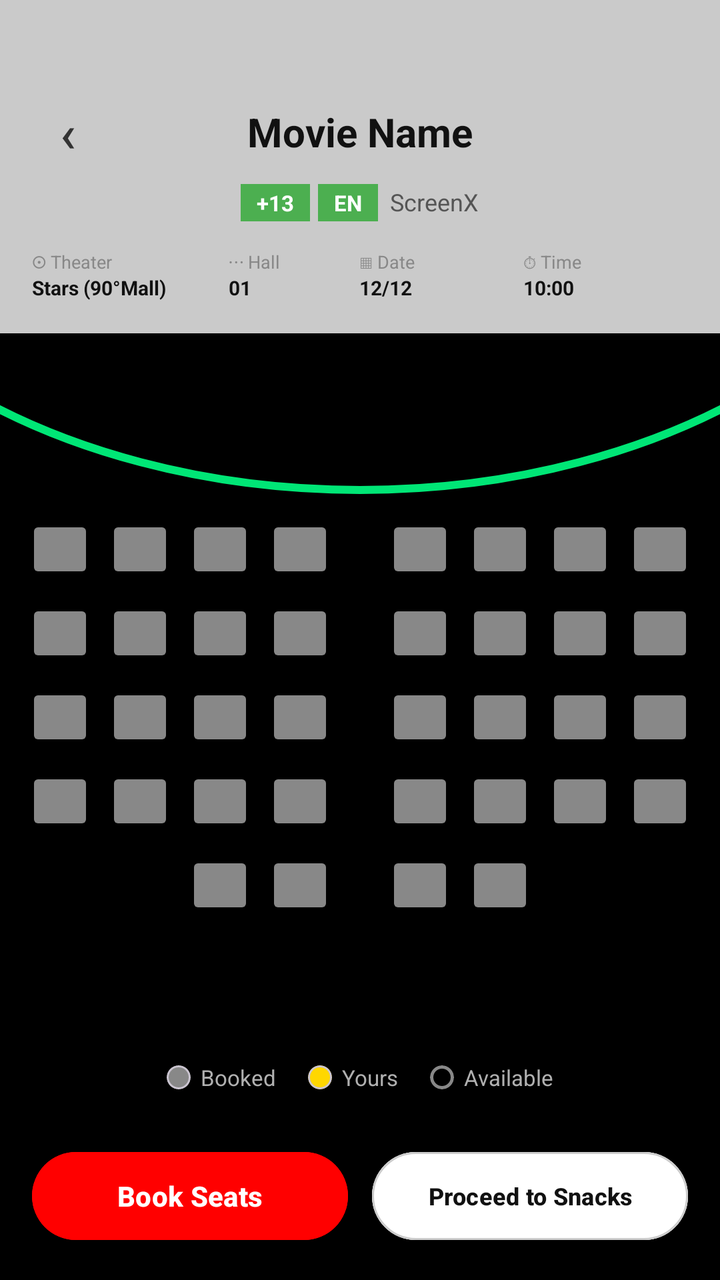
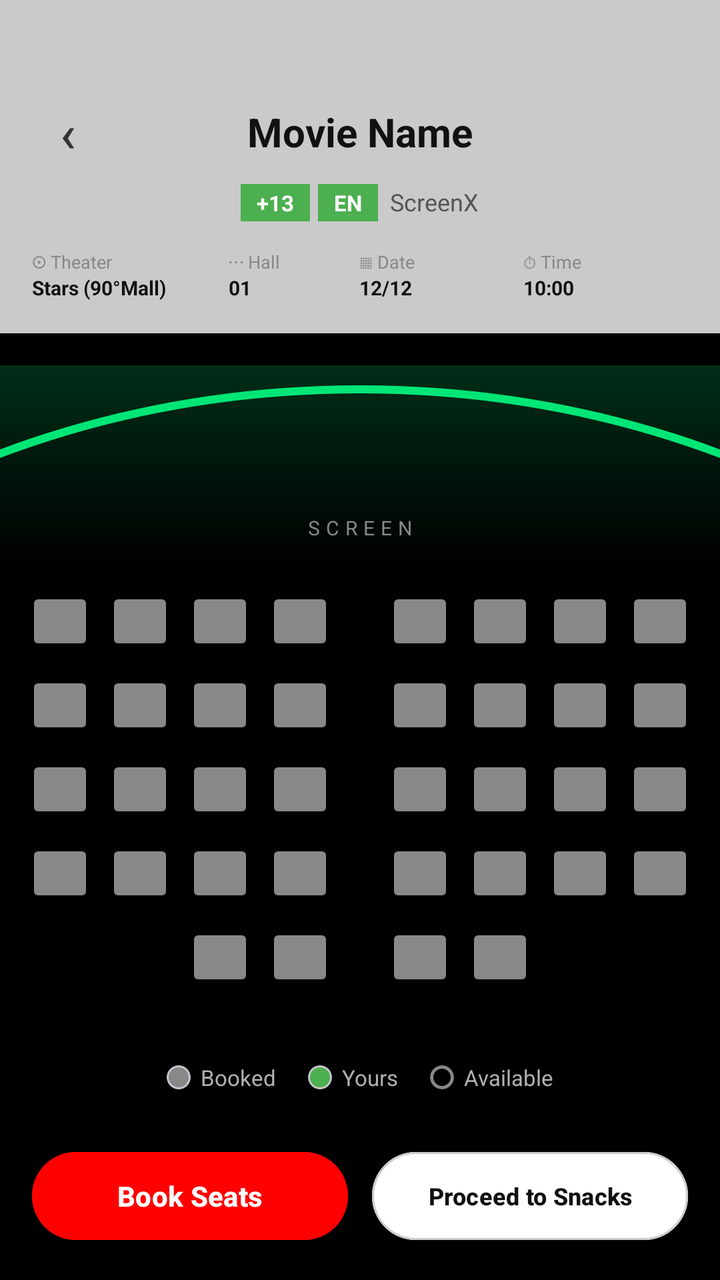

Two renders of the same Android screen: before a commit and after it. Below are the layout's source before the change and the commit's diff.
<!-- AndroidManifest.xml: activity theme Theme.CineFAST -->
<!-- res/layout/activity_seat_selection.xml -->
<?xml version="1.0" encoding="utf-8"?>
<LinearLayout xmlns:android="http://schemas.android.com/apk/res/android"
    xmlns:app="http://schemas.android.com/apk/res-auto"
    android:layout_width="match_parent"
    android:layout_height="match_parent"
    android:background="@color/bg_dark"
    android:clipChildren="false"
    android:orientation="vertical">

    
    <LinearLayout
        android:layout_width="match_parent"
        android:layout_height="wrap_content"
        android:background="#CACACA"
        android:orientation="vertical"
        android:paddingTop="48dp"
        android:paddingBottom="16dp"
        android:paddingHorizontal="16dp">

        
        <RelativeLayout
            android:layout_width="match_parent"
            android:layout_height="wrap_content">

            <Button
                android:id="@+id/btnBack"
                android:layout_width="36dp"
                android:layout_height="36dp"
                android:background="@android:color/transparent"
                android:text="‹"
                android:textColor="#333333"
                android:textSize="26sp"
                android:padding="0dp"
                android:insetTop="0dp"
                android:insetBottom="0dp"
                android:insetLeft="0dp"
                android:insetRight="0dp"
                android:layout_centerVertical="true" />

            <TextView
                android:id="@+id/tvMovieName"
                android:layout_width="wrap_content"
                android:layout_height="wrap_content"
                android:layout_centerInParent="true"
                android:text="Movie Name"
                android:textColor="#111111"
                android:textSize="20sp"
                android:textStyle="bold" />
        </RelativeLayout>

        
        <LinearLayout
            android:layout_width="wrap_content"
            android:layout_height="wrap_content"
            android:layout_gravity="center"
            android:orientation="horizontal"
            android:layout_marginTop="8dp">

            <TextView
                android:id="@+id/tvAge"
                android:layout_width="wrap_content"
                android:layout_height="wrap_content"
                android:background="@color/screen_arc"
                android:paddingHorizontal="8dp"
                android:paddingVertical="2dp"
                android:text="+13"
                android:textColor="@color/text_white"
                android:textSize="11sp"
                android:textStyle="bold"
                android:layout_marginEnd="4dp" />

            <TextView
                android:layout_width="wrap_content"
                android:layout_height="wrap_content"
                android:background="@color/screen_arc"
                android:paddingHorizontal="8dp"
                android:paddingVertical="2dp"
                android:text="EN"
                android:textColor="@color/text_white"
                android:textSize="11sp"
                android:textStyle="bold"
                android:layout_marginEnd="6dp" />

            <TextView
                android:layout_width="wrap_content"
                android:layout_height="wrap_content"
                android:text="ScreenX"
                android:textColor="#555555"
                android:textSize="12sp" />
        </LinearLayout>

        
        <LinearLayout
            android:layout_width="match_parent"
            android:layout_height="wrap_content"
            android:orientation="horizontal"
            android:layout_marginTop="14dp"
            android:weightSum="4">

            
            <LinearLayout
                android:layout_width="0dp"
                android:layout_height="wrap_content"
                android:layout_weight="1.2"
                android:orientation="vertical"
                android:gravity="start">
                <TextView
                    android:text="⊙ Theater"
                    android:textColor="#888888"
                    android:textSize="9sp"
                    android:layout_width="wrap_content"
                    android:layout_height="wrap_content" />
                <TextView
                    android:id="@+id/tvMovieDetails"
                    android:text="Stars (90°Mall)"
                    android:textColor="#111111"
                    android:textStyle="bold"
                    android:textSize="10sp"
                    android:layout_width="wrap_content"
                    android:layout_height="wrap_content" />
            </LinearLayout>

            
            <LinearLayout
                android:layout_width="0dp"
                android:layout_height="wrap_content"
                android:layout_weight="0.8"
                android:orientation="vertical"
                android:gravity="start">
                <TextView
                    android:text="⋯ Hall"
                    android:textColor="#888888"
                    android:textSize="9sp"
                    android:layout_width="wrap_content"
                    android:layout_height="wrap_content" />
                <TextView
                    android:id="@+id/tvHallNumber"
                    android:text="01"
                    android:textColor="#111111"
                    android:textStyle="bold"
                    android:textSize="10sp"
                    android:layout_width="wrap_content"
                    android:layout_height="wrap_content" />
            </LinearLayout>

            
            <LinearLayout
                android:layout_width="0dp"
                android:layout_height="wrap_content"
                android:layout_weight="1"
                android:orientation="vertical"
                android:gravity="start">
                <TextView
                    android:text="▦ Date"
                    android:textColor="#888888"
                    android:textSize="9sp"
                    android:layout_width="wrap_content"
                    android:layout_height="wrap_content" />
                <TextView
                    android:id="@+id/tvDate"
                    android:text="12/12"
                    android:textColor="#111111"
                    android:textStyle="bold"
                    android:textSize="10sp"
                    android:layout_width="wrap_content"
                    android:layout_height="wrap_content" />
            </LinearLayout>

            
            <LinearLayout
                android:layout_width="0dp"
                android:layout_height="wrap_content"
                android:layout_weight="1"
                android:orientation="vertical"
                android:gravity="start">
                <TextView
                    android:text="⏱ Time"
                    android:textColor="#888888"
                    android:textSize="9sp"
                    android:layout_width="wrap_content"
                    android:layout_height="wrap_content" />
                <TextView
                    android:id="@+id/tvTime"
                    android:text="10:00"
                    android:textColor="#111111"
                    android:textStyle="bold"
                    android:textSize="10sp"
                    android:layout_width="wrap_content"
                    android:layout_height="wrap_content" />
            </LinearLayout>

        </LinearLayout>
    </LinearLayout>


    
    <LinearLayout
        android:layout_width="match_parent"
        android:layout_height="80dp"
        android:background="@color/bg_dark"
        android:clipChildren="true"
        android:clipToPadding="true"
        android:orientation="vertical">

        
        <View
            android:layout_width="600dp"
            android:layout_height="400dp"
            android:layout_gravity="center_horizontal"
            android:layout_marginTop="-320dp"
            android:layout_marginStart="-120dp"
            android:layout_marginEnd="-120dp"
            android:background="@drawable/screen_arc" />
    </LinearLayout>


    
    <ScrollView
        android:layout_width="match_parent"
        android:layout_height="0dp"
        android:layout_weight="1"
        android:overScrollMode="never">

        <LinearLayout
            android:layout_width="match_parent"
            android:layout_height="wrap_content"
            android:gravity="center"
            android:orientation="vertical"
            android:paddingHorizontal="8dp"
            android:paddingTop="8dp"
            android:paddingBottom="8dp">

            
            <LinearLayout android:layout_width="wrap_content" android:layout_height="wrap_content" android:orientation="horizontal" android:layout_marginBottom="2dp">
                <Button android:id="@+id/btnSeat1"  style="@style/SeatButtonStyle" />
                <Button android:id="@+id/btnSeat2"  style="@style/SeatButtonStyle" />
                <Button android:id="@+id/btnSeat3"  style="@style/SeatButtonStyle" />
                <Button android:id="@+id/btnSeat4"  style="@style/SeatButtonStyle" />
                <View android:layout_width="20dp" android:layout_height="34dp" />
                <Button android:id="@+id/btnSeat5"  style="@style/SeatButtonStyle" />
                <Button android:id="@+id/btnSeat6"  style="@style/SeatButtonStyle" />
                <Button android:id="@+id/btnSeat7"  style="@style/SeatButtonStyle" />
                <Button android:id="@+id/btnSeat8"  style="@style/SeatButtonStyle" />
            </LinearLayout>

            
            <LinearLayout android:layout_width="wrap_content" android:layout_height="wrap_content" android:orientation="horizontal" android:layout_marginBottom="2dp">
                <Button android:id="@+id/btnSeat9"  style="@style/SeatButtonStyle" />
                <Button android:id="@+id/btnSeat10" style="@style/SeatButtonStyle" />
                <Button android:id="@+id/btnSeat11" style="@style/SeatButtonStyle" />
                <Button android:id="@+id/btnSeat12" style="@style/SeatButtonStyle" />
                <View android:layout_width="20dp" android:layout_height="34dp" />
                <Button android:id="@+id/btnSeat13" style="@style/SeatButtonStyle" />
                <Button android:id="@+id/btnSeat14" style="@style/SeatButtonStyle" />
                <Button android:id="@+id/btnSeat15" style="@style/SeatButtonStyle" />
                <Button android:id="@+id/btnSeat16" style="@style/SeatButtonStyle" />
            </LinearLayout>

            
            <LinearLayout android:layout_width="wrap_content" android:layout_height="wrap_content" android:orientation="horizontal" android:layout_marginBottom="2dp">
                <Button android:id="@+id/btnSeat17" style="@style/SeatButtonStyle" />
                <Button android:id="@+id/btnSeat18" style="@style/SeatButtonStyle" />
                <Button android:id="@+id/btnSeat19" style="@style/SeatButtonStyle" />
                <Button android:id="@+id/btnSeat20" style="@style/SeatButtonStyle" />
                <View android:layout_width="20dp" android:layout_height="34dp" />
                <Button android:id="@+id/btnSeat21" style="@style/SeatButtonStyle" />
                <Button android:id="@+id/btnSeat22" style="@style/SeatButtonStyle" />
                <Button android:id="@+id/btnSeat23" style="@style/SeatButtonStyle" />
                <Button android:id="@+id/btnSeat24" style="@style/SeatButtonStyle" />
            </LinearLayout>

            
            <LinearLayout android:layout_width="wrap_content" android:layout_height="wrap_content" android:orientation="horizontal" android:layout_marginBottom="2dp">
                <Button android:id="@+id/btnSeat25" style="@style/SeatButtonStyle" />
                <Button android:id="@+id/btnSeat26" style="@style/SeatButtonStyle" />
                <Button android:id="@+id/btnSeat27" style="@style/SeatButtonStyle" />
                <Button android:id="@+id/btnSeat28" style="@style/SeatButtonStyle" />
                <View android:layout_width="20dp" android:layout_height="34dp" />
                <Button android:id="@+id/btnSeat29" style="@style/SeatButtonStyle" />
                <Button android:id="@+id/btnSeat30" style="@style/SeatButtonStyle" />
                <Button android:id="@+id/btnSeat31" style="@style/SeatButtonStyle" />
                <Button android:id="@+id/btnSeat32" style="@style/SeatButtonStyle" />
            </LinearLayout>

            
            <LinearLayout android:layout_width="wrap_content" android:layout_height="wrap_content" android:orientation="horizontal" android:layout_marginBottom="2dp">
                <Button android:id="@+id/btnSeat33" style="@style/SeatButtonStyle" />
                <Button android:id="@+id/btnSeat34" style="@style/SeatButtonStyle" />
                <View android:layout_width="20dp" android:layout_height="34dp" />
                <Button android:id="@+id/btnSeat35" style="@style/SeatButtonStyle" />
                <Button android:id="@+id/btnSeat36" style="@style/SeatButtonStyle" />
            </LinearLayout>

        </LinearLayout>
    </ScrollView>

    
    <LinearLayout
        android:layout_width="match_parent"
        android:layout_height="wrap_content"
        android:gravity="center"
        android:paddingVertical="10dp"
        android:orientation="horizontal">

        
        <com.google.android.material.card.MaterialCardView
            android:layout_width="12dp"
            android:layout_height="12dp"
            app:cardBackgroundColor="@color/text_placeholder"
            app:cardCornerRadius="6dp"
            app:cardElevation="0dp"
            android:layout_marginEnd="5dp" />
        <TextView
            android:text="Booked"
            android:textColor="@color/text_muted"
            android:textSize="11sp"
            android:layout_width="wrap_content"
            android:layout_height="wrap_content"
            android:layout_marginEnd="16dp" />

        
        <com.google.android.material.card.MaterialCardView
            android:layout_width="12dp"
            android:layout_height="12dp"
            app:cardBackgroundColor="@color/legend_yours"
            app:cardCornerRadius="6dp"
            app:cardElevation="0dp"
            android:layout_marginEnd="5dp" />
        <TextView
            android:text="Yours"
            android:textColor="@color/text_muted"
            android:textSize="11sp"
            android:layout_width="wrap_content"
            android:layout_height="wrap_content"
            android:layout_marginEnd="16dp" />

        
        <com.google.android.material.card.MaterialCardView
            android:layout_width="12dp"
            android:layout_height="12dp"
            app:cardBackgroundColor="@color/bg_dark"
            app:cardCornerRadius="6dp"
            app:cardElevation="0dp"
            app:strokeColor="@color/text_placeholder"
            app:strokeWidth="1.5dp"
            android:layout_marginEnd="5dp" />
        <TextView
            android:text="Available"
            android:textColor="@color/text_muted"
            android:textSize="11sp"
            android:layout_width="wrap_content"
            android:layout_height="wrap_content" />
    </LinearLayout>

    
    <LinearLayout
        android:layout_width="match_parent"
        android:layout_height="wrap_content"
        android:background="@color/bg_dark"
        android:padding="16dp"
        android:orientation="horizontal"
        android:gravity="center_vertical">

        
        <com.google.android.material.button.MaterialButton
            android:id="@+id/btnConfirm"
            android:layout_width="0dp"
            android:layout_weight="1"
            android:layout_height="52dp"
            android:text="Book Seats"
            android:textColor="@color/text_white"
            android:textStyle="bold"
            android:textSize="14sp"
            android:textAllCaps="false"
            android:backgroundTint="@color/brand_red"
            app:cornerRadius="26dp" />

        <View android:layout_width="12dp" android:layout_height="1dp" />

        
        <com.google.android.material.button.MaterialButton
            android:id="@+id/btnProceedToSnacks"
            android:layout_width="0dp"
            android:layout_weight="1"
            android:layout_height="52dp"
            android:text="Proceed to Snacks"
            android:textColor="#111111"
            android:textStyle="bold"
            android:textSize="12sp"
            android:textAllCaps="false"
            android:backgroundTint="#FFFFFF"
            app:cornerRadius="26dp"
            app:strokeColor="#CCCCCC"
            app:strokeWidth="1dp" />

    </LinearLayout>

</LinearLayout>
<!-- resources referenced by this layout -->
<resources>
  <color name="bg_dark">#000000</color>
  <color name="brand_red">#FF0000</color>
  <color name="legend_yours">#FFD700</color>
  <color name="screen_arc">#4CAF50</color>
  <color name="text_muted">#B0B0B0</color>
  <color name="text_placeholder">#888888</color>
  <color name="text_white">#FFFFFF</color>
  <!-- drawable screen_arc (drawable) -->
  <?xml version="1.0" encoding="utf-8"?>
  <shape xmlns:android="http://schemas.android.com/apk/res/android"
      android:shape="oval">
      <stroke
          android:width="4dp"
          android:color="#00E676" />
      <solid android:color="@android:color/transparent" />
  </shape>
  <style name="SeatButtonStyle">
          <item name="android:layout_width">34dp</item>
          <item name="android:layout_height">34dp</item>
          <item name="android:layout_margin">3dp</item>
          <item name="android:backgroundTint">@color/seat_available</item>
          <item name="android:textColor">@color/text_white</item>
          <item name="android:textSize">0sp</item>
          <item name="android:insetTop">0dp</item>
          <item name="android:insetBottom">0dp</item>
          <item name="android:insetLeft">0dp</item>
          <item name="android:insetRight">0dp</item>
          <item name="android:minWidth">0dp</item>
          <item name="android:minHeight">0dp</item>
      </style>
  <style name="Theme.CineFAST" parent="Base.Theme.CineFAST" />
  <color name="seat_available">#888888</color>
  <style name="Base.Theme.CineFAST" parent="Theme.Material3.DayNight.NoActionBar">
          
          
      </style>
</resources>

<!-- the commit's change to res/layout/activity_seat_selection.xml (unified diff, before → after) -->
@@ -192,29 +192,38 @@
         </LinearLayout>
     </LinearLayout>
 
-
-    
-    <LinearLayout
-        android:layout_width="match_parent"
-        android:layout_height="80dp"
+    <FrameLayout
+        android:layout_width="match_parent"
+        android:layout_height="100dp"
+        android:layout_marginTop="16dp"
         android:background="@color/bg_dark"
         android:clipChildren="true"
-        android:clipToPadding="true"
-        android:orientation="vertical">
-
-        
+        android:clipToPadding="true">
+
         <View
-            android:layout_width="600dp"
-            android:layout_height="400dp"
+            android:layout_width="match_parent"
+            android:layout_height="100dp"
+            android:background="@drawable/screen_glow" />
+
+        <View
+            android:layout_width="800dp"
+            android:layout_height="600dp"
             android:layout_gravity="center_horizontal"
-            android:layout_marginTop="-320dp"
-            android:layout_marginStart="-120dp"
-            android:layout_marginEnd="-120dp"
+            android:layout_marginTop="10dp"
             android:background="@drawable/screen_arc" />
-    </LinearLayout>
-
-
-    
+
+        <TextView
+            android:layout_width="wrap_content"
+            android:layout_height="wrap_content"
+            android:layout_gravity="bottom|center_horizontal"
+            android:layout_marginBottom="12dp"
+            android:letterSpacing="0.3"
+            android:text="SCREEN"
+            android:textColor="@color/text_placeholder"
+            android:textSize="10sp" />
+    </FrameLayout>
+
+
     <ScrollView
         android:layout_width="match_parent"
         android:layout_height="0dp"
@@ -230,7 +239,6 @@
             android:paddingTop="8dp"
             android:paddingBottom="8dp">
 
-            
             <LinearLayout android:layout_width="wrap_content" android:layout_height="wrap_content" android:orientation="horizontal" android:layout_marginBottom="2dp">
                 <Button android:id="@+id/btnSeat1"  style="@style/SeatButtonStyle" />
                 <Button android:id="@+id/btnSeat2"  style="@style/SeatButtonStyle" />
@@ -243,7 +251,6 @@
                 <Button android:id="@+id/btnSeat8"  style="@style/SeatButtonStyle" />
             </LinearLayout>
 
-            
             <LinearLayout android:layout_width="wrap_content" android:layout_height="wrap_content" android:orientation="horizontal" android:layout_marginBottom="2dp">
                 <Button android:id="@+id/btnSeat9"  style="@style/SeatButtonStyle" />
                 <Button android:id="@+id/btnSeat10" style="@style/SeatButtonStyle" />
@@ -282,7 +289,6 @@
                 <Button android:id="@+id/btnSeat32" style="@style/SeatButtonStyle" />
             </LinearLayout>
 
-            
             <LinearLayout android:layout_width="wrap_content" android:layout_height="wrap_content" android:orientation="horizontal" android:layout_marginBottom="2dp">
                 <Button android:id="@+id/btnSeat33" style="@style/SeatButtonStyle" />
                 <Button android:id="@+id/btnSeat34" style="@style/SeatButtonStyle" />
@@ -294,7 +300,6 @@
         </LinearLayout>
     </ScrollView>
 
-    
     <LinearLayout
         android:layout_width="match_parent"
         android:layout_height="wrap_content"
@@ -302,7 +307,6 @@
         android:paddingVertical="10dp"
         android:orientation="horizontal">
 
-        
         <com.google.android.material.card.MaterialCardView
             android:layout_width="12dp"
             android:layout_height="12dp"
@@ -318,11 +322,10 @@
             android:layout_height="wrap_content"
             android:layout_marginEnd="16dp" />
 
-        
         <com.google.android.material.card.MaterialCardView
             android:layout_width="12dp"
             android:layout_height="12dp"
-            app:cardBackgroundColor="@color/legend_yours"
+            app:cardBackgroundColor="@color/seat_selected"
             app:cardCornerRadius="6dp"
             app:cardElevation="0dp"
             android:layout_marginEnd="5dp" />
@@ -334,7 +337,6 @@
             android:layout_height="wrap_content"
             android:layout_marginEnd="16dp" />
 
-        
         <com.google.android.material.card.MaterialCardView
             android:layout_width="12dp"
             android:layout_height="12dp"
@@ -352,7 +354,6 @@
             android:layout_height="wrap_content" />
     </LinearLayout>
 
-    
     <LinearLayout
         android:layout_width="match_parent"
         android:layout_height="wrap_content"
@@ -361,7 +362,6 @@
         android:orientation="horizontal"
         android:gravity="center_vertical">
 
-        
         <com.google.android.material.button.MaterialButton
             android:id="@+id/btnConfirm"
             android:layout_width="0dp"
@@ -377,7 +377,6 @@
 
         <View android:layout_width="12dp" android:layout_height="1dp" />
 
-        
         <com.google.android.material.button.MaterialButton
             android:id="@+id/btnProceedToSnacks"
             android:layout_width="0dp"
<!-- resource entries referenced after the edit -->
@@ -2,8 +2,8 @@
 <resources>
   <color name="bg_dark">#000000</color>
   <color name="brand_red">#FF0000</color>
-  <color name="legend_yours">#FFD700</color>
   <color name="screen_arc">#4CAF50</color>
+  <color name="seat_selected">#4CAF50</color>
   <color name="text_muted">#B0B0B0</color>
   <color name="text_placeholder">#888888</color>
   <color name="text_white">#FFFFFF</color>
@@ -15,6 +15,15 @@
           android:width="4dp"
           android:color="#00E676" />
       <solid android:color="@android:color/transparent" />
+  </shape>
+  <!-- drawable screen_glow (drawable) -->
+  <?xml version="1.0" encoding="utf-8"?>
+  <shape xmlns:android="http://schemas.android.com/apk/res/android"
+      android:shape="rectangle">
+      <gradient
+          android:angle="270"
+          android:endColor="@android:color/transparent"
+          android:startColor="#3300E676" />
   </shape>
   <style name="SeatButtonStyle">
           <item name="android:layout_width">34dp</item>
